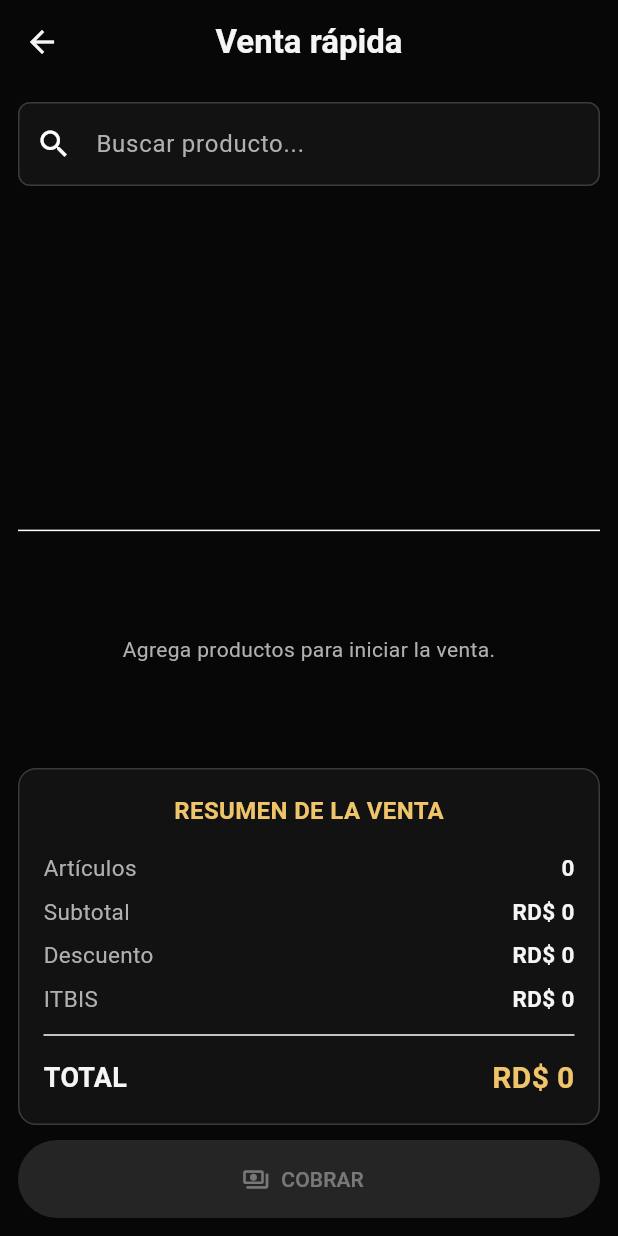
After one commit to Elilearner/privity_pos, a Flutter app: the QuickSaleScreen screen opened directly, on a phone screen of 412 x 824 dp. The commit adds this screen. Run offline on Flutter 3.47's test engine with Material 3 defaults, Android fonts, the phone set to English and light mode, and no system bars; our stand-ins replace drift, drift_flutter; accounts and stored records are empty; generated files the repository leaves out were written again; statements that could not run were skipped.

Commit message:
Add configurable navigation and quick sales

```diff
--- a/lib/core/business_config.dart
+++ b/lib/core/business_config.dart
@@ -12,7 +12,11 @@ class BusinessConfig {
   static const bool enableMultipleAccounts = true;
 
   // Tipos de venta
+  static const bool enableTableSales = true;
+
   static const bool enableQuickSale = true;
+
+  static const bool enableTakeaway = true;
 
   static const bool enableDelivery = true;
 
--- /dev/null
+++ b/lib/models/sale_draft.dart
@@ -0,0 +1,72 @@
+import 'invoice_item.dart';
+import 'sale_type.dart';
+
+class SaleDraft {
+  SaleDraft({
+    required this.type,
+    List<InvoiceItem>? items,
+    this.customerName,
+    this.deliveryFee = 0,
+    this.taxRate = 0,
+  }) : items = items ?? [];
+
+  final SaleType type;
+
+  final List<InvoiceItem> items;
+
+  String? customerName;
+
+  double deliveryFee;
+
+  double taxRate;
+
+  double get subtotal {
+    return items.fold<double>(0, (sum, item) => sum + item.total);
+  }
+
+  double get tax {
+    return subtotal * taxRate;
+  }
+
+  double get total {
+    return subtotal + tax + deliveryFee;
+  }
+
+  int get totalItems {
+    return items.fold<int>(0, (sum, item) => sum + item.quantity);
+  }
+
+  bool get isEmpty {
+    return items.isEmpty;
+  }
+
+  bool get isNotEmpty {
+    return items.isNotEmpty;
+  }
+
+  void addItem(InvoiceItem item) {
+    items.add(item);
+  }
+
+  void removeItem(int index) {
+    if (index < 0 || index >= items.length) {
+      return;
+    }
+
+    items.removeAt(index);
+  }
+
+  InvoiceItem? findItem(int productId) {
+    for (final item in items) {
+      if (item.product.id == productId) {
+        return item;
+      }
+    }
+
+    return null;
+  }
+
+  void clear() {
+    items.clear();
+  }
+}
--- /dev/null
+++ b/lib/screens/quick_sale/quick_sale_screen.dart
@@ -0,0 +1,173 @@
+import 'package:flutter/material.dart';
+
+import '../../core/app_colors.dart';
+import '../../models/invoice_item.dart';
+import '../../models/sale_draft.dart';
+import '../../models/sale_type.dart';
+import '../../services/service_locator.dart';
+import '../../widgets/invoice/invoice_item_card.dart';
+import '../../widgets/invoice/invoice_summary_card.dart';
+import '../../widgets/products/product_card.dart';
+import '../payment/payment_screen.dart';
+
+class QuickSaleScreen extends StatefulWidget {
+  const QuickSaleScreen({super.key});
+
+  @override
+  State<QuickSaleScreen> createState() => _QuickSaleScreenState();
+}
+
+class _QuickSaleScreenState extends State<QuickSaleScreen> {
+  final SaleDraft _draft = SaleDraft(type: SaleType.quickSale);
+
+  String _searchQuery = '';
+
+  @override
+  Widget build(BuildContext context) {
+    final products = Services.products.search(_searchQuery);
+
+    return Scaffold(
+      appBar: AppBar(title: const Text('Venta rápida')),
+      body: Padding(
+        padding: const EdgeInsets.all(12),
+        child: Column(
+          children: [
+            TextField(
+              decoration: const InputDecoration(
+                hintText: 'Buscar producto...',
+                prefixIcon: Icon(Icons.search),
+              ),
+              onChanged: (value) {
+                setState(() {
+                  _searchQuery = value;
+                });
+              },
+            ),
+
+            const SizedBox(height: 12),
+
+            Expanded(
+              flex: 3,
+              child: GridView.builder(
+                itemCount: products.length,
+                gridDelegate: const SliverGridDelegateWithFixedCrossAxisCount(
+                  crossAxisCount: 3,
+                  crossAxisSpacing: 8,
+                  mainAxisSpacing: 8,
+                  childAspectRatio: 0.72,
+                ),
+                itemBuilder: (context, index) {
+                  final product = products[index];
+
+                  return ProductCard(
+                    name: product.name,
+                    price: product.salePrice,
+                    imagePath: product.imagePath,
+                    onTap: () {
+                      final existingItem = _draft.findItem(product.id);
+
+                      if (existingItem != null) {
+                        existingItem.increase();
+                      } else {
+                        _draft.addItem(InvoiceItem(product: product));
+                      }
+
+                      setState(() {});
+                    },
+                  );
+                },
+              ),
+            ),
+
+            const Divider(height: 20),
+
+            Expanded(
+              flex: 2,
+              child: _draft.items.isEmpty
+                  ? const Center(
+                      child: Text(
+                        'Agrega productos para iniciar la venta.',
+                        textAlign: TextAlign.center,
+                        style: TextStyle(color: AppColors.textSecondary),
+                      ),
+                    )
+                  : ListView.separated(
+                      itemCount: _draft.items.length,
+                      separatorBuilder: (_, _) => const SizedBox(height: 8),
+                      itemBuilder: (context, index) {
+                        final item = _draft.items[index];
+
+                        return InvoiceItemCard(
+                          item: item,
+                          onIncrease: () {
+                            item.increase();
+
+                            setState(() {});
+                          },
+                          onDecrease: () {
+                            if (item.quantity > 1) {
+                              item.decrease();
+                            } else {
+                              _draft.removeItem(index);
+                            }
+
+                            setState(() {});
+                          },
+                          onDelete: () {
+                            _draft.removeItem(index);
+
+                            setState(() {});
+                          },
+                        );
+                      },
+                    ),
+            ),
+
+            const SizedBox(height: 10),
+
+            InvoiceSummaryCard(
+              totalItems: _draft.totalItems,
+              subtotal: _draft.subtotal,
+            ),
+
+            const SizedBox(height: 10),
+
+            SizedBox(
+              width: double.infinity,
+              height: 52,
+              child: FilledButton.icon(
+                onPressed: _draft.isEmpty ? null : _openPaymentScreen,
+                icon: const Icon(Icons.payments_outlined),
+                label: const Text('COBRAR'),
+              ),
+            ),
+          ],
+        ),
+      ),
+    );
+  }
+
+  Future<void> _openPaymentScreen() async {
+    final paymentCompleted = await Navigator.of(context).push<bool>(
+      MaterialPageRoute(builder: (_) => PaymentScreen(draft: _draft)),
+    );
+
+    if (!mounted) {
+      return;
+    }
+
+    if (paymentCompleted == true) {
+      setState(() {
+        _searchQuery = '';
+      });
+
+      ScaffoldMessenger.of(
+        context,
+      ).showSnackBar(const SnackBar(content: Text('Venta rápida completada.')));
+
+      return;
+    }
+
+    setState(() {});
+  }
+}
```
Also changed, not shown: lib/screens/home/home_screen.dart (+56 -10 lines), lib/screens/payment/payment_screen.dart (+83 -53 lines), lib/services/sale_service.dart (+160 -29 lines), lib/widgets/navigation/main_navigation.dart (+13 -10 lines).
